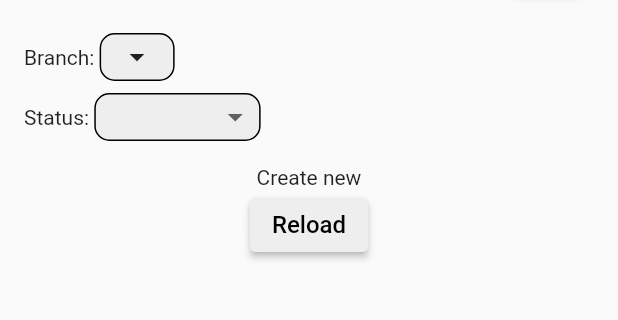
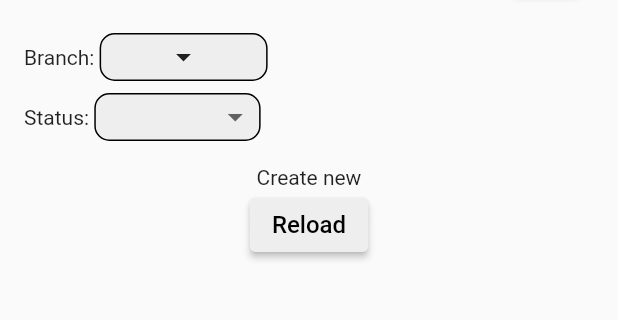
Before and after one commit to zakiraya/capstone-mobile, a Flutter app: the HomeView screen opened directly, item 3 of the bottom bar chosen, on a phone screen of 412 x 824 dp, the part 75-395 px from its top. Run offline on Flutter 3.47's test engine with Material 2 defaults, Android fonts, the phone set to English and light mode, and no system bars; our stand-ins replace bloc, circular_check_box, cool_alert, dio, equatable, firebase_core and 7 more; missing offline and left inert: flag, skeleton_loader; accounts and stored records are empty; network calls fail.

Commit message:
Fix violation filter

```diff
--- a/lib/src/blocs/violation_filter/violation_filter_event.dart
+++ b/lib/src/blocs/violation_filter/violation_filter_event.dart
@@ -32,8 +32,9 @@ class FilterUpdated extends ViolationFilterEvent {
 
 class ViolationFilterBranchIdUpdated extends ViolationFilterEvent {
   final int branchId;
+  final String token;
 
-  ViolationFilterBranchIdUpdated({this.branchId});
+  ViolationFilterBranchIdUpdated({this.branchId, this.token});
   @override
   String toString() =>
       'ViolationFilterBranchIdUpdated { BranchId: $branchId  }';
@@ -41,8 +42,9 @@ class ViolationFilterBranchIdUpdated extends ViolationFilterEvent {
 
 class ViolationFilterRegulationUpdated extends ViolationFilterEvent {
   final int regulationId;
+  final String token;
 
-  ViolationFilterRegulationUpdated({this.regulationId});
+  ViolationFilterRegulationUpdated({this.regulationId, this.token});
   @override
   String toString() =>
       'ViolationFilterRegulationUpdated { RegulationId: $regulationId  }';
@@ -50,8 +52,9 @@ class ViolationFilterRegulationUpdated extends ViolationFilterEvent {
 
 class ViolationFilterStatusUpdated extends ViolationFilterEvent {
   final String status;
+  final String token;
 
-  ViolationFilterStatusUpdated({this.status});
+  ViolationFilterStatusUpdated({this.status, this.token});
   @override
   String toString() => 'ViolationFilterStatusUpdated { Status: $status  }';
 }
--- a/lib/src/ui/screens/home_screen.dart
+++ b/lib/src/ui/screens/home_screen.dart
@@ -17,7 +17,6 @@ import 'package:capstone_mobile/src/ui/widgets/violation/violation_list.dart';
 import 'package:capstone_mobile/src/ui/widgets/report/report_list.dart';
 import 'package:capstone_mobile/src/utils/utils.dart';
 import 'package:capstone_mobile/generated/l10n.dart';
-import 'package:capstone_mobile/src/ui/utils/icons.dart';
 
 class HomeScreen extends StatelessWidget {
   static Route route() {
@@ -32,7 +31,9 @@ class HomeScreen extends StatelessWidget {
     return MultiBlocProvider(
         providers: [
           BlocProvider(
-            create: (context) => ViolationFilterBloc(),
+            create: (context) => ViolationFilterBloc(
+              violationbloc: BlocProvider.of<ViolationBloc>(context),
+            ),
           ),
           BlocProvider(
             create: (context) => TabBloc(),
--- a/lib/src/ui/screens/violation/violation_screen.dart
+++ b/lib/src/ui/screens/violation/violation_screen.dart
@@ -19,6 +19,7 @@ import 'package:capstone_mobile/src/ui/utils/modal_fit.dart';
 import 'package:capstone_mobile/src/ui/utils/bottom_loader.dart';
 import 'package:capstone_mobile/src/blocs/violation_filter/filter.dart';
 import 'package:capstone_mobile/src/blocs/violation_filter/violation_filter_bloc.dart';
+import 'package:capstone_mobile/src/data/models/branch/branch.dart';
 
 class ViolationScreen extends StatefulWidget {
   static Route route() {
@@ -241,21 +242,22 @@ class ViolationListFilter extends StatelessWidget {
                     title: 'Branches',
                     list: (BlocProvider.of<BranchBloc>(context).state
                             as BranchLoadSuccess)
-                          .branches),
+                        .branches,
+                    value: state.filter.branchId,
+                  ),
                 ).then((value) {
-                  BlocProvider.of<ViolationBloc>(context).add(
-                    FilterChanged(
+                  if (value != null) {
+                    BlocProvider.of<ViolationFilterBloc>(context)
+                        .add(ViolationFilterBranchIdUpdated(
                       token: BlocProvider.of<AuthenticationBloc>(context)
                           .state
                           .token,
-                      filter: Filter(branchId: value),
-                    ),
-                  );
-                  BlocProvider.of<ViolationFilterBloc>(context)
-                      .add(ViolationFilterBranchIdUpdated(
-                    branchId: value,
+                      branchId: state.filter.branchId == value ? null : value,
                     ));
+                  }
                 }),
+                child: ConstrainedBox(
+                  constraints: BoxConstraints(minWidth: 112),
                   child: Container(
                     decoration: BoxDecoration(
                       borderRadius: BorderRadius.circular(10.0),
@@ -264,13 +266,16 @@ class ViolationListFilter extends StatelessWidget {
                     ),
                     // color: Colors.grey[200],
                     height: 32,
-                  child: Padding(
-                    padding: const EdgeInsets.symmetric(horizontal: 12),
-                    child: Row(children: [
-                      Text(
-                          findBranchName(state.filter.branchId, context) ?? ''),
+                    child: Center(
+                      child: Row(
+                          // mainAxisAlignment: MainAxisAlignment.spaceBetween,
+                          children: [
+                            Text(findBranchName(
+                                    state.filter.branchId, context) ??
+                                ''),
                             Icon(Icons.arrow_drop_down),
                           ]),
+                    ),
                   ),
                 ),
               );
@@ -328,16 +333,11 @@ class ViolationListFilter extends StatelessWidget {
             Text('Status: '),
             StatusDropdown(
                 onChanged: (value) {
-                  BlocProvider.of<ViolationBloc>(context).add(
-                    FilterChanged(
+                  BlocProvider.of<ViolationFilterBloc>(context)
+                      .add(ViolationFilterStatusUpdated(
                     token: BlocProvider.of<AuthenticationBloc>(context)
                         .state
                         .token,
-                      filter: Filter(status: value),
-                    ),
-                  );
-                  BlocProvider.of<ViolationFilterBloc>(context)
-                      .add(ViolationFilterStatusUpdated(
                     status: value,
                   ));
                 },
```
Also changed, not shown: lib/src/blocs/violation/violation_bloc.dart (+1 -7 lines), lib/src/blocs/violation_filter/violation_filter_bloc.dart (+25 -1 lines), lib/src/ui/utils/modal_fit.dart (+6 -3 lines). Lines whose indentation alone changed are shown as unchanged.
